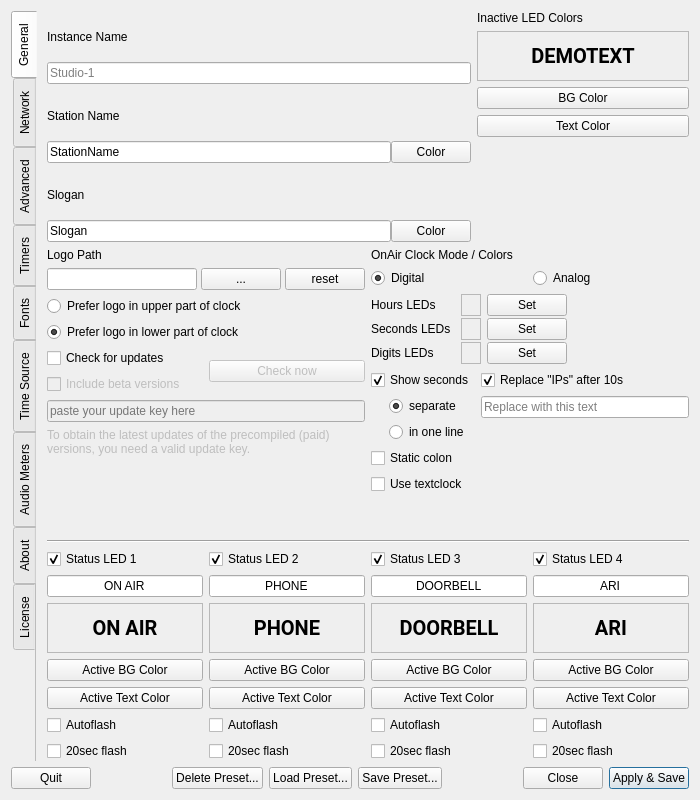
Old version of the form settings.ui in the repository saschaludwig/OnAirScreen.
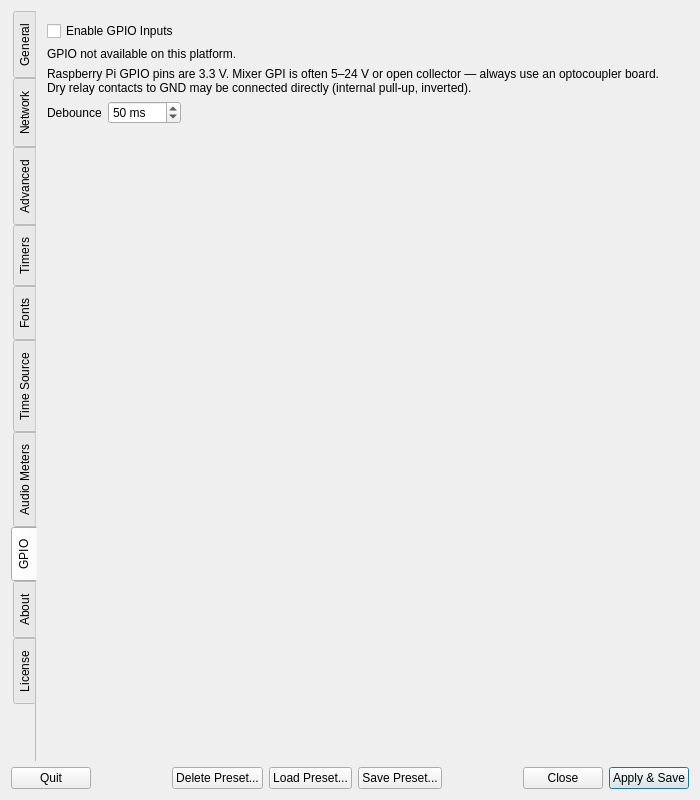
New version of the form. The open tabs and pages were chosen to show the change. Icons and pictures are not drawn.

Commit message:
Add Raspberry Pi GPIO inputs for mixer GPI.
Settings map BCM pins to LEDs and AIR timers so a console contact can drive ON AIR without UDP.

```diff
--- a/settings.ui
+++ b/settings.ui
@@ -4275,6 +4275,155 @@
        </item>
       </layout>
      </widget>
+     <widget class="QWidget" name="tab_gpio">
+      <attribute name="title">
+       <string>GPIO</string>
+      </attribute>
+      <layout class="QVBoxLayout" name="tab_gpio_outer_layout">
+       <property name="spacing">
+        <number>0</number>
+       </property>
+       <property name="leftMargin">
+        <number>0</number>
+       </property>
+       <property name="topMargin">
+        <number>0</number>
+       </property>
+       <property name="rightMargin">
+        <number>0</number>
+       </property>
+       <property name="bottomMargin">
+        <number>0</number>
+       </property>
+       <item>
+        <widget class="QScrollArea" name="tab_gpio_scroll">
+         <property name="sizePolicy">
+          <sizepolicy hsizetype="Expanding" vsizetype="Ignored">
+           <horstretch>0</horstretch>
+           <verstretch>1</verstretch>
+          </sizepolicy>
+         </property>
+         <property name="frameShape">
+          <enum>QFrame::Shape::NoFrame</enum>
+         </property>
+         <property name="horizontalScrollBarPolicy">
+          <enum>Qt::ScrollBarPolicy::ScrollBarAlwaysOff</enum>
+         </property>
+         <property name="verticalScrollBarPolicy">
+          <enum>Qt::ScrollBarPolicy::ScrollBarAsNeeded</enum>
+         </property>
+         <property name="widgetResizable">
+          <bool>true</bool>
+         </property>
+         <widget class="QWidget" name="tab_gpio_content">
+          <property name="sizePolicy">
+           <sizepolicy hsizetype="Ignored" vsizetype="Preferred">
+            <horstretch>0</horstretch>
+            <verstretch>0</verstretch>
+           </sizepolicy>
+          </property>
+          <layout class="QVBoxLayout" name="verticalLayout_gpio">
+           <property name="leftMargin">
+            <number>10</number>
+           </property>
+           <property name="topMargin">
+            <number>10</number>
+           </property>
+           <property name="rightMargin">
+            <number>10</number>
+           </property>
+           <item>
+            <widget class="QCheckBox" name="checkBox_GpioEnabled">
+             <property name="text">
+              <string>Enable GPIO Inputs</string>
+             </property>
+            </widget>
+           </item>
+           <item>
+            <widget class="QLabel" name="label_GpioStatus">
+             <property name="wordWrap">
+              <bool>true</bool>
+             </property>
+             <property name="text">
+              <string>GPIO not available on this platform.</string>
+             </property>
+            </widget>
+           </item>
+           <item>
+            <widget class="QLabel" name="label_GpioWarning">
+             <property name="wordWrap">
+              <bool>true</bool>
+             </property>
+             <property name="text">
+              <string>Raspberry Pi GPIO pins are 3.3 V. Mixer GPI is often 5–24 V or open collector — always use an optocoupler board. Dry relay contacts to GND may be connected directly (internal pull-up, inverted).</string>
+             </property>
+            </widget>
+           </item>
+           <item>
+            <layout class="QHBoxLayout" name="horizontalLayout_gpio_debounce">
+             <item>
+              <widget class="QLabel" name="label_GpioDebounce">
+               <property name="text">
+                <string>Debounce</string>
+               </property>
+               <property name="buddy">
+                <cstring>spinBox_GpioDebounce</cstring>
+               </property>
+              </widget>
+             </item>
+             <item>
+              <widget class="QSpinBox" name="spinBox_GpioDebounce">
+               <property name="suffix">
+                <string> ms</string>
+               </property>
+               <property name="maximum">
+                <number>1000</number>
+               </property>
+               <property name="singleStep">
+                <number>10</number>
+               </property>
+               <property name="value">
+                <number>50</number>
+               </property>
+              </widget>
+             </item>
+             <item>
+              <spacer name="horizontalSpacer_gpio_debounce">
+               <property name="orientation">
+                <enum>Qt::Orientation::Horizontal</enum>
+               </property>
+               <property name="sizeHint" stdset="0">
+                <size>
+                 <width>40</width>
+                 <height>20</height>
+                </size>
+               </property>
+              </spacer>
+             </item>
+            </layout>
+           </item>
+           <item>
+            <widget class="QWidget" name="gpioInputsContainer" native="true"/>
+           </item>
+           <item>
+            <spacer name="verticalSpacer_gpio">
+             <property name="orientation">
+              <enum>Qt::Orientation::Vertical</enum>
+             </property>
+             <property name="sizeHint" stdset="0">
+              <size>
+               <width>20</width>
+               <height>40</height>
+              </size>
+             </property>
+            </spacer>
+           </item>
+          </layout>
+         </widget>
+        </widget>
+       </item>
+      </layout>
+     </widget>
      <widget class="QWidget" name="tab_about">
       <attribute name="title">
        <string>About</string>
```
The commit also changes 14 other files.
